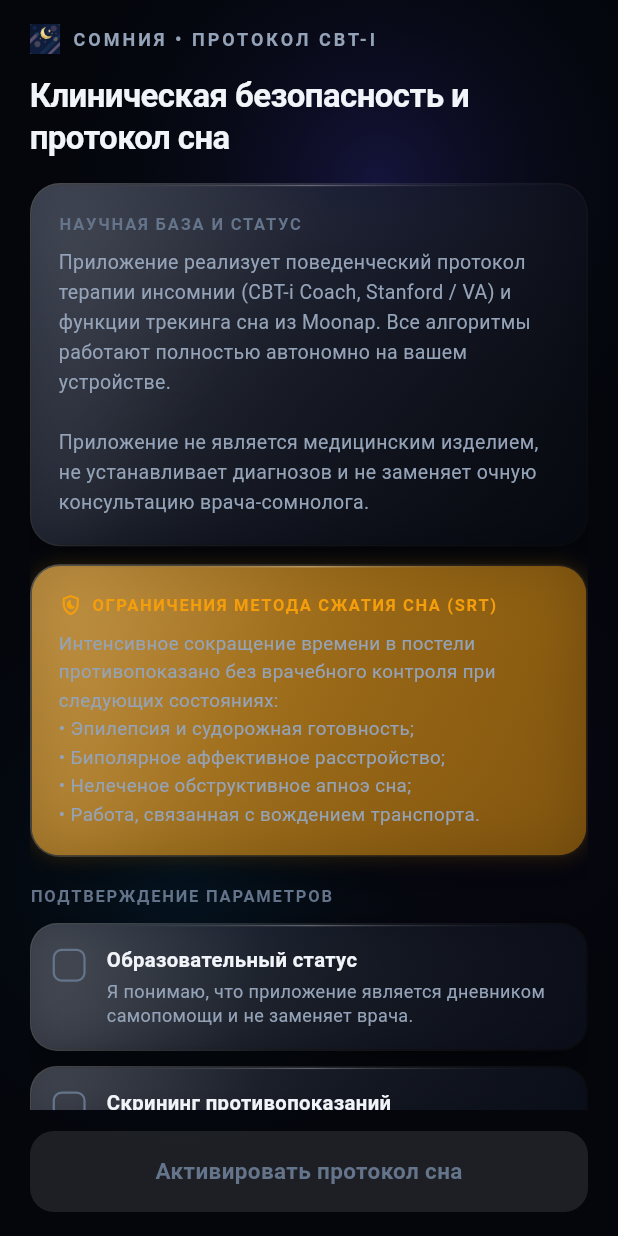
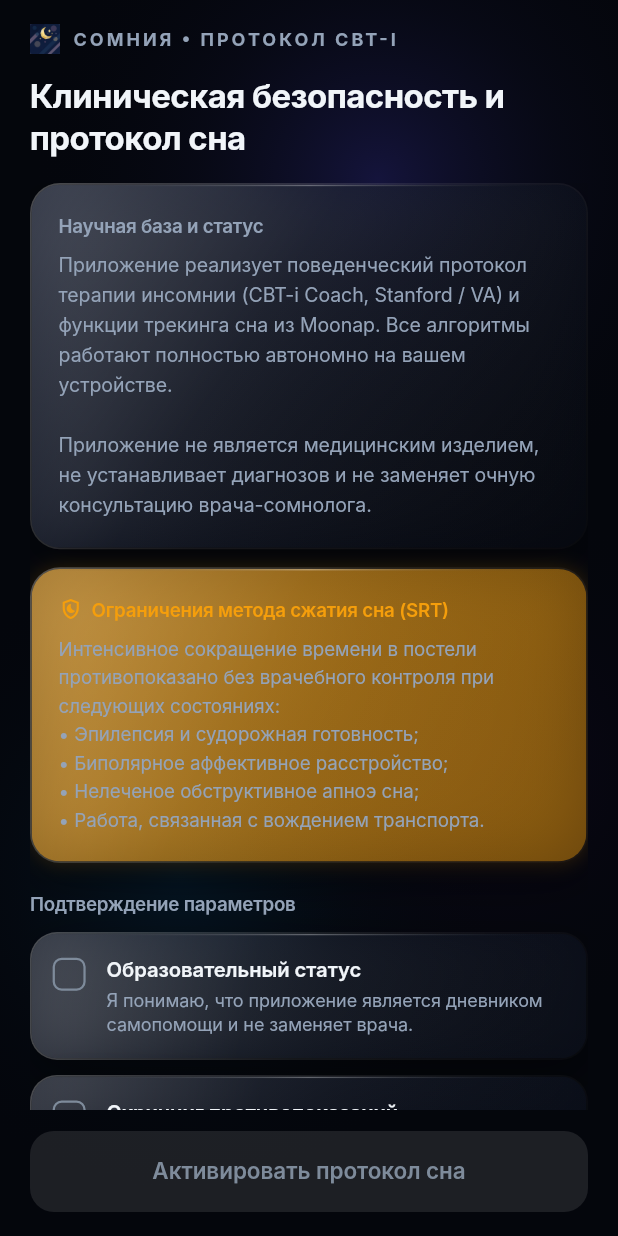
Before and after one commit to sergemartinov2014-ops/KPT, a Flutter app: the screen it shows after launch, on a phone screen of 412 x 824 dp. Run offline on Flutter 3.47's test engine with Material 3 defaults, Android fonts, the phone set to English and light mode, and no system bars; our stand-ins replace fl_chart, just_audio, shared_preferences; missing offline and left inert: record; Roboto replaces fonts that are missing (Inter).

Commit message:
style: implement HIG sentence-case typography, Inter font stack and full-bleed seamless app icon

```diff
--- a/lib/screens/assessments/isi_screen.dart
+++ b/lib/screens/assessments/isi_screen.dart
@@ -257,7 +257,7 @@ class _IsiScreenState extends State<IsiScreen> {
               child: Column(
                 mainAxisAlignment: MainAxisAlignment.center,
                 children: [
-                  const Text('ИНДЕКС ISI', style: AppTheme.sectionLabel),
+                  const Text('Индекс ISI', style: AppTheme.sectionLabel),
                   const SizedBox(height: 4),
                   Text(
                     '$score',
@@ -281,7 +281,7 @@ class _IsiScreenState extends State<IsiScreen> {
             child: Column(
               crossAxisAlignment: CrossAxisAlignment.start,
               children: [
-                const Text('КЛИНИЧЕСКАЯ ИНТЕРПРЕТАЦИЯ', style: AppTheme.sectionLabel),
+                const Text('Клиническая интерпретация', style: AppTheme.sectionLabel),
                 const SizedBox(height: 8),
                 Text(
                   interp['title'],
--- a/lib/screens/diary/diary_screen.dart
+++ b/lib/screens/diary/diary_screen.dart
@@ -76,7 +76,7 @@ class DiaryScreen extends StatelessWidget {
                   const SizedBox(height: 16),
                   _buildChartCard(entries),
                   const SizedBox(height: 24),
-                  const Text('ЖУРНАЛ НОЧЕЙ', style: AppTheme.sectionLabel),
+                  const Text('Журнал ночей', style: AppTheme.sectionLabel),
                   const SizedBox(height: 12),
                   ...entries.map((e) => _buildEntryTile(context, e, sleep)),
                 ],
@@ -265,7 +265,7 @@ class DiaryScreen extends StatelessWidget {
           Row(
             mainAxisAlignment: MainAxisAlignment.spaceBetween,
             children: [
-              const Text('ДИНАМИКА SLEEP EFFICIENCY', style: AppTheme.sectionLabel),
+              const Text('Динамика эффективности сна', style: AppTheme.sectionLabel),
               Row(
                 children: [
                   Container(
--- a/lib/screens/learn/learn_screen.dart
+++ b/lib/screens/learn/learn_screen.dart
@@ -48,7 +48,7 @@ class _LearnScreenState extends State<LearnScreen> {
               child: Column(
                 crossAxisAlignment: CrossAxisAlignment.start,
                 children: [
-                  Text('КЛИНИЧЕСКИЙ СТАНДАРТ', style: AppTheme.sectionLabel),
+                  Text('Клинический стандарт', style: AppTheme.sectionLabel),
                   SizedBox(height: 8),
                   Text(
                     'Доказательная терапия первой линии',
@@ -73,14 +73,14 @@ class _LearnScreenState extends State<LearnScreen> {
             ),
             const SizedBox(height: 24),
 
-            const Text('ПРАВИЛА СТИМУЛЬНОГО КОНТРОЛЯ (БУТЗИН)', style: AppTheme.sectionLabel),
+            const Text('Правила стимульного контроля', style: AppTheme.sectionLabel),
             const SizedBox(height: 12),
 
             if (_rulesData != null)
               ...(_rulesData!['rules'] as List).map((rule) => _buildRuleCard(rule)),
 
             const SizedBox(height: 22),
-            const Text('НЕЙРОБИОЛОГИЯ СНА', style: AppTheme.sectionLabel),
+            const Text('Нейробиология сна', style: AppTheme.sectionLabel),
             const SizedBox(height: 12),
 
             _buildArticleCard(
--- a/lib/screens/onboarding/disclaimer_screen.dart
+++ b/lib/screens/onboarding/disclaimer_screen.dart
@@ -94,7 +94,7 @@ class _DisclaimerScreenState extends State<DisclaimerScreen> {
                         child: Column(
                           crossAxisAlignment: CrossAxisAlignment.start,
                           children: [
-                            Text('НАУЧНАЯ БАЗА И СТАТУС', style: AppTheme.sectionLabel),
+                            Text('Научная база и статус', style: AppTheme.sectionLabel),
                             SizedBox(height: 8),
                             Text(
                               'Приложение реализует поведенческий протокол терапии инсомнии (CBT-i Coach, Stanford / VA) и функции трекинга сна из Moonap. Все алгоритмы работают полностью автономно на вашем устройстве.\n\n'
@@ -122,11 +122,11 @@ class _DisclaimerScreenState extends State<DisclaimerScreen> {
                                 Icon(Icons.shield_moon_outlined, color: AppTheme.warning, size: 16),
                                 SizedBox(width: 6),
                                 Text(
-                                  'ОГРАНИЧЕНИЯ МЕТОДА СЖАТИЯ СНА (SRT)',
+                                  'Ограничения метода сжатия сна (SRT)',
                                   style: TextStyle(
-                                    fontSize: 11,
-                                    fontWeight: FontWeight.w700,
-                                    letterSpacing: 1.1,
+                                    fontSize: 12.5,
+                                    fontWeight: FontWeight.w600,
+                                    letterSpacing: -0.15,
                                     color: AppTheme.warning,
                                   ),
                                 ),
@@ -146,7 +146,7 @@ class _DisclaimerScreenState extends State<DisclaimerScreen> {
                       ),
                       const SizedBox(height: 18),
 
-                      const Text('ПОДТВЕРЖДЕНИЕ ПАРАМЕТРОВ', style: AppTheme.sectionLabel),
+                      const Text('Подтверждение параметров', style: AppTheme.sectionLabel),
                       const SizedBox(height: 10),
 
                       _buildConsentTile(
--- a/lib/screens/tools/ambient_player_screen.dart
+++ b/lib/screens/tools/ambient_player_screen.dart
@@ -94,7 +94,7 @@ class AmbientPlayerScreen extends StatelessWidget {
                       Row(
                         mainAxisAlignment: MainAxisAlignment.spaceBetween,
                         children: [
-                          const Text('ТАЙМЕР СНА', style: AppTheme.sectionLabel),
+                          const Text('Таймер сна', style: AppTheme.sectionLabel),
                           Row(
                             children: [
                               _buildTimerChip(audio, 0, 'Выкл', remainingSecs == 0),
@@ -116,7 +116,7 @@ class AmbientPlayerScreen extends StatelessWidget {
 
             const Padding(
               padding: EdgeInsets.symmetric(horizontal: 20),
-              child: Text('БИБЛИОТЕКА CBT-I COACH', style: AppTheme.sectionLabel),
+              child: Text('Библиотека CBT-i Coach', style: AppTheme.sectionLabel),
             ),
             const SizedBox(height: 10),
 
--- a/lib/screens/tools/breathing_screen.dart
+++ b/lib/screens/tools/breathing_screen.dart
@@ -71,19 +71,19 @@ class _BreathingScreenState extends State<BreathingScreen> {
 
     switch (_phase) {
       case BreathPhase.inhale:
-        phaseTitle = 'ВДОХ ЧЕРЕЗ НОС';
+        phaseTitle = 'Вдох через нос';
         phaseHint = 'Спокойно наполняйте диафрагму';
         phaseColor = AppTheme.accent;
         scale = 1.0 + ((4 - _secondsLeft) / 4) * 0.28;
         break;
       case BreathPhase.hold:
-        phaseTitle = 'ПАУЗА';
+        phaseTitle = 'Пауза';
         phaseHint = 'Мягкая задержка без напряжения';
         phaseColor = AppTheme.success;
         scale = 1.28;
         break;
       case BreathPhase.exhale:
-        phaseTitle = 'МЕДЛЕННЫЙ ВЫДОХ';
+        phaseTitle = 'Медленный выдох';
         phaseHint = 'Расслабьте плечи и челюсть';
         phaseColor = AppTheme.primaryLight;
         scale = 1.0 + (_secondsLeft / 8) * 0.28;
--- a/lib/screens/tools/smart_alarm_screen.dart
+++ b/lib/screens/tools/smart_alarm_screen.dart
@@ -72,21 +72,21 @@ class _SmartAlarmScreenState extends State<SmartAlarmScreen> {
             const SizedBox(height: 24),
 
             // 4. Выбор мелодии пробуждения
-            const Text('ЗВУК И МЕЛОДИЯ', style: AppTheme.sectionLabel),
+            const Text('Звук и мелодия', style: AppTheme.sectionLabel),
             const SizedBox(height: 10),
             _buildSoundPickerCard(context, alarm),
 
             const SizedBox(height: 24),
 
             // 5. Плавное нарастание и вибрация
-            const Text('МЯГКОЕ ПРОБУЖДЕНИЕ', style: AppTheme.sectionLabel),
+            const Text('Мягкое пробуждение', style: AppTheme.sectionLabel),
             const SizedBox(height: 10),
             _buildGentleWakeCard(context, alarm),
 
             const SizedBox(height: 24),
 
             // 6. Дни повтора
-            const Text('ДНИ ПОВТОРА', style: AppTheme.sectionLabel),
+            const Text('Дни повтора', style: AppTheme.sectionLabel),
             const SizedBox(height: 10),
             _buildRepeatDaysCard(context, alarm),
 
--- a/lib/screens/tools/stimulus_control_screen.dart
+++ b/lib/screens/tools/stimulus_control_screen.dart
@@ -139,7 +139,7 @@ class _StimulusControlScreenState extends State<StimulusControlScreen> with Sing
                 child: Column(
                   crossAxisAlignment: CrossAxisAlignment.start,
                   children: [
-                    Text('ЗАЩИТА ОТ ЧАСОВОЙ ТРЕВОГИ', style: AppTheme.sectionLabel),
+                    Text('Защита от часовой тревоги', style: AppTheme.sectionLabel),
                     SizedBox(height: 8),
                     Text(
                       'Цифровой секундомер скрыт намеренно. Наблюдение за минутами ночью активирует кору головного мозга и усиливает бессонницу. По окончании 20 минут прозвучит мягкий сигнал тибетской чаши.',
@@ -151,7 +151,7 @@ class _StimulusControlScreenState extends State<StimulusControlScreen> with Sing
             ),
             const SizedBox(height: 24),
 
-            const Text('СПОКОЙНЫЕ ЗАНЯТИЯ В ДРУГОЙ КОМНАТЕ', style: AppTheme.sectionLabel),
+            const Text('Спокойные занятия вне спальни', style: AppTheme.sectionLabel),
             const SizedBox(height: 12),
 
             FadeSlideEntrance(
--- a/lib/theme/app_theme.dart
+++ b/lib/theme/app_theme.dart
@@ -37,8 +37,8 @@ class AppTheme {
 
   // Typography Tokens (WCAG 2.2 AA Contrast Guard)
   static const Color textPrimary = Color(0xFFF1F5F9); // Warm Apple Alabaster (Contrast > 17:1)
-  static const Color textSecondary = Color(0xFF94A3B8); // Calm Slate (Contrast > 6:1)
-  static const Color textMuted = Color(0xFF64748B); // Muted Graphite (Contrast > 4.5:1)
+  static const Color textSecondary = Color(0xFF94A3B8); // Calm Slate (Contrast > 7.5:1)
+  static const Color textMuted = Color(0xFF7E8B9B); // High-Legibility Silver (Contrast > 5.5:1, WCAG AA Compliant)
 
   /// Стиль для цифр, таймеров и индексов (San Francisco Tabular Figures)
   static TextStyle monoFigures({
@@ -51,17 +51,18 @@ class AppTheme {
       fontSize: fontSize,
       fontWeight: fontWeight,
       color: color,
-      letterSpacing: letterSpacing,
+      letterSpacing: fontSize >= 28 ? -0.8 : (fontSize >= 20 ? -0.4 : letterSpacing),
+      height: 1.15,
       fontFeatures: const [FontFeature.tabularFigures()],
     );
   }
 
-  /// Микро-заголовок секции по гайдлайнам Apple HIG
+  /// Заголовок секции по гайдлайнам Apple HIG (Sentence Case)
   static const TextStyle sectionLabel = TextStyle(
-    fontSize: 11,
-    fontWeight: FontWeight.w700,
-    letterSpacing: 1.2,
-    color: textMuted,
+    fontSize: 12.5,
+    fontWeight: FontWeight.w600,
+    letterSpacing: -0.15,
+    color: textSecondary,
   );
 
   /// Декорация карточки в стиле Liquid Glass
@@ -136,6 +137,18 @@ class AppTheme {
     return ThemeData(
       useMaterial3: true,
       brightness: Brightness.dark,
+      fontFamily: 'Inter',
+      fontFamilyFallback: const [
+        '-apple-system',
+        'BlinkMacSystemFont',
+        'SF Pro Display',
+        'SF Pro Text',
+        'SF Pro',
+        'Inter',
+        'Segoe UI',
+        'Roboto',
+        'sans-serif',
+      ],
       scaffoldBackgroundColor: background,
       splashFactory: InkSparkle.splashFactory,
       colorScheme: const ColorScheme.dark(
@@ -251,42 +264,52 @@ class AppTheme {
       textTheme: const TextTheme(
         headlineLarge: TextStyle(
           color: textPrimary,
-          fontSize: 30,
+          fontSize: 32,
           fontWeight: FontWeight.w700,
           letterSpacing: -0.8,
+          height: 1.2,
         ),
         headlineMedium: TextStyle(
           color: textPrimary,
           fontSize: 22,
           fontWeight: FontWeight.w600,
           letterSpacing: -0.4,
+          height: 1.25,
         ),
         titleLarge: TextStyle(
           color: textPrimary,
-          fontSize: 17,
+          fontSize: 18,
           fontWeight: FontWeight.w600,
-          letterSpacing: -0.2,
+          letterSpacing: -0.25,
+          height: 1.3,
         ),
         titleMedium: TextStyle(
           color: textPrimary,
           fontSize: 15,
-          fontWeight: FontWeight.w500,
-          letterSpacing: -0.1,
+          fontWeight: FontWeight.w600,
+          letterSpacing: -0.15,
+          height: 1.35,
         ),
         bodyLarge: TextStyle(
           color: textPrimary,
           fontSize: 15,
+          fontWeight: FontWeight.w400,
           height: 1.5,
+          letterSpacing: -0.1,
         ),
         bodyMedium: TextStyle(
           color: textSecondary,
-          fontSize: 13,
+          fontSize: 13.5,
+          fontWeight: FontWeight.w400,
           height: 1.45,
+          letterSpacing: -0.05,
         ),
         bodySmall: TextStyle(
           color: textMuted,
           fontSize: 12,
+          fontWeight: FontWeight.w400,
           height: 1.4,
+          letterSpacing: 0,
         ),
       ),
       elevatedButtonTheme: ElevatedButtonThemeData(
```
Also changed, not shown: lib/screens/assessments/dbas_screen.dart (+4 -4 lines), lib/screens/home/home_screen.dart (+12 -12 lines), lib/screens/settings/data_management_screen.dart (+4 -4 lines), lib/screens/tools/sleep_audio_screen.dart (+8 -8 lines), lib/screens/tools/tools_screen.dart (+12 -12 lines), assets/icon/app_icon.png, 7 other files.
